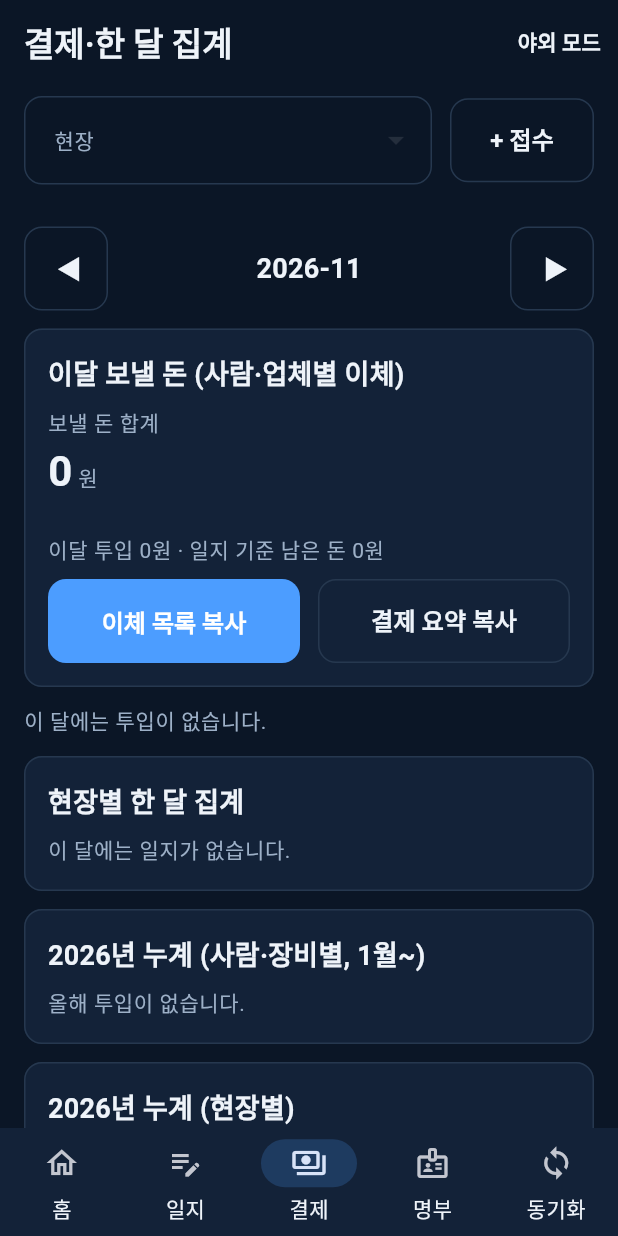
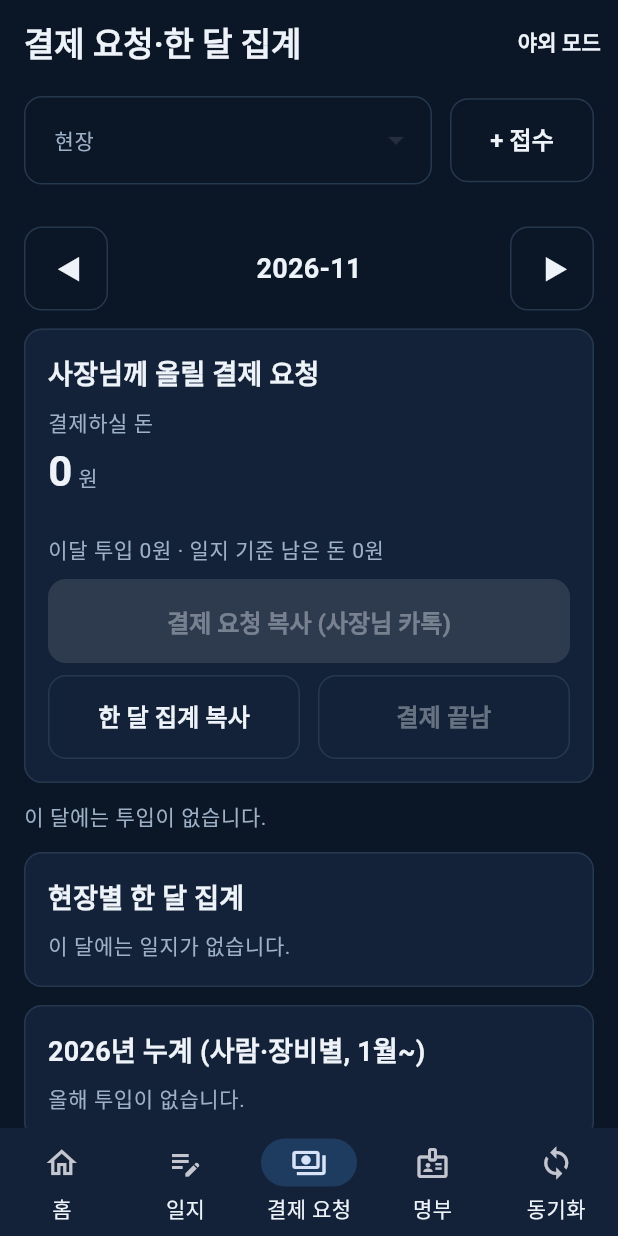
Before and after one commit to pazi007-dotcom/Hwang, a Flutter app: the screen it shows after launch, item 3 of the bottom bar chosen, on a phone screen of 412 x 824 dp. Run offline on Flutter 3.47's test engine with Material 3 defaults, Android fonts, the phone set to English and light mode, and no system bars; our stand-ins replace material_ui, sqflite; accounts and stored records are empty; Roboto replaces fonts that are missing (Pretendard).

Commit message:
결제 탭 → 사장님께 올리는 결제 요청: 요청 복사·기록, 결제 끝남 한 번에 기록, 메일 본문 결제 요청
Co-Authored-By: Claude Opus 5.5 <noreply@anthropic.com>
Claude-Session: https://claude.ai/code/session_01U9mv35gL7VPiarxY6m4wW2

```diff
--- a/온새_진성현장앱/app/lib/main.dart
+++ b/온새_진성현장앱/app/lib/main.dart
@@ -61,7 +61,7 @@ class _ShellState extends State<Shell> {
   List<Rec> sites = [];
   int version = 0; // 자료가 바뀌면 올려서 화면을 다시 그린다
 
-  static const titles = ['오늘 현장 보기', '오늘 일지 쓰기', '결제·한 달 집계', '작업자·장비 명부', '집 PC와 맞추기'];
+  static const titles = ['오늘 현장 보기', '오늘 일지 쓰기', '결제 요청·한 달 집계', '작업자·장비 명부', '집 PC와 맞추기'];
 
   @override
   void initState() {
@@ -191,7 +191,7 @@ class _ShellState extends State<Shell> {
         destinations: const [
           NavigationDestination(icon: Icon(Icons.home_outlined), label: '홈'),
           NavigationDestination(icon: Icon(Icons.edit_note_outlined), label: '일지'),
-          NavigationDestination(icon: Icon(Icons.payments_outlined), label: '결제'),
+          NavigationDestination(icon: Icon(Icons.payments_outlined), label: '결제 요청'),
           NavigationDestination(icon: Icon(Icons.badge_outlined), label: '명부'),
           NavigationDestination(icon: Icon(Icons.sync_outlined), label: '동기화'),
         ],
@@ -1076,6 +1076,7 @@ class _PayPageState extends State<PayPage> {
   Future<Map<String, dynamic>> _load() async => {
         'pay': await s.monthPayments(month),
         'payouts': await s.monthPayouts(month),
+        'req': await s.lastPayRequest(month),
         'sites': await s.monthSites(month),
         'locked': await s.isLocked(month),
         'year': await s.yearByPayee(month.substring(0, 4)),
@@ -1112,7 +1113,7 @@ class _PayPageState extends State<PayPage> {
   }
 
   Future<void> _pay(PayeeTotal p) async {
-    final a = await askText(context, '${p.name} 지급 기록', '지급한 금액 (원)', initial: '${p.balance}');
+    final a = await askText(context, '${p.name} 일부 지급 (사장님이 보낸 금액)', '보낸 금액 (원)', initial: '${p.balance}');
     if (a == null) return;
     try {
       await s.recordPayment(p.payeeId, month, a, workDateOf(DateTime.now()));
@@ -1123,27 +1124,23 @@ class _PayPageState extends State<PayPage> {
     }
   }
 
-  Future<void> _sent(Payout o) async {
+  Future<void> _allPaid(int sum) async {
     final ok = await showDialog<bool>(
       context: context,
       builder: (ctx) => AlertDialog(
-        title: Text('${o.name}에게 ${wonText(o.transfer)}원 보냄'),
-        content: Text('${o.accountText}\n${o.breakdown}'),
+        title: const Text('사장님이 결제를 마치셨나요?'),
+        content: Text('남은 ${wonText(sum)}원을 전부 지급된 것으로 기록합니다.\n(뗀 세금·부가세도 함께 기록, 다음 달 이월 0)'),
         actions: [
-          TextButton(onPressed: () => Navigator.pop(ctx, false), child: const Text('아니요')),
-          FilledButton(onPressed: () => Navigator.pop(ctx, true), child: const Text('보냈음')),
+          TextButton(onPressed: () => Navigator.pop(ctx, false), child: const Text('아직')),
+          FilledButton(onPressed: () => Navigator.pop(ctx, true), child: const Text('결제 끝남')),
         ],
       ),
     );
     if (ok != true) return;
-    try {
-      await s.recordPayout(o, month, workDateOf(DateTime.now()));
-      setState(() => refresh++);
-      await widget.onChanged();
-      if (mounted) showMessage(context, '${o.name} ${wonText(o.transfer)}원 보낸 것으로 기록했습니다.');
-    } on StoreError catch (e) {
-      if (mounted) showMessage(context, e.message);
-    }
+    final n = await s.markAllPaid(month, workDateOf(DateTime.now()));
+    setState(() => refresh++);
+    await widget.onChanged();
+    if (mounted) showMessage(context, '$n건을 지급 완료로 기록했습니다.');
   }
 
   Future<void> _account(Payout o) async {
@@ -1153,9 +1150,17 @@ class _PayPageState extends State<PayPage> {
     }
   }
 
-  Future<void> _copyPayout() async {
-    await Clipboard.setData(ClipboardData(text: await s.payoutText(month)));
-    if (mounted) showMessage(context, '이체 목록을 복사했습니다.');
+  Future<void> _request() async {
+    try {
+      final text = await s.payoutText(month);
+      await s.markPayRequested(month); // 복사가 안 되는 폰이어도 요청 기록은 남는다
+      await Clipboard.setData(ClipboardData(text: text));
+      setState(() => refresh++);
+      await widget.onChanged();
+      if (mounted) showMessage(context, '결제 요청을 복사했습니다. 사장님 카톡에 붙여 넣으세요.');
+    } on StoreError catch (e) {
+      if (mounted) showMessage(context, e.message);
+    }
   }
 
   Future<void> _copy() async {
@@ -1187,6 +1192,7 @@ class _PayPageState extends State<PayPage> {
         }
         final sendSum = payouts.fold<int>(0, (a, o) => a + (o.transfer > 0 ? o.transfer : 0));
         final noAccount = payouts.where((o) => o.transfer > 0 && !o.hasAccount).length;
+        final req = snap.data!['req'] as PayRequest?;
         return ListView(padding: const EdgeInsets.all(Tokens.pad), children: [
           Row2(children: [
             SizedBox(width: 56, child: OutlinedButton(onPressed: () => setState(() => month = monthShift(month, -1)), child: const Text('◀'))),
@@ -1194,8 +1200,8 @@ class _PayPageState extends State<PayPage> {
             SizedBox(width: 56, child: OutlinedButton(onPressed: () => setState(() => month = monthShift(month, 1)), child: const Text('▶'))),
           ]),
           const SizedBox(height: Tokens.gap),
-          Section(title: '이달 보낼 돈 (사람·업체별 이체)', children: [
-            bigNumber(context, '보낼 돈 합계', wonText(sendSum), '원', t),
+          Section(title: '사장님께 올릴 결제 요청', children: [
+            bigNumber(context, '결제하실 돈', wonText(sendSum), '원', t),
             Text(
                 [
                   for (final g in groups.keys)
@@ -1205,10 +1211,29 @@ class _PayPageState extends State<PayPage> {
                 ].join(' · '),
                 style: Theme.of(context).textTheme.bodySmall),
             Text('이달 투입 ${wonText(total)}원 · 일지 기준 남은 돈 ${wonText(due)}원', style: Theme.of(context).textTheme.bodySmall),
+            if (req != null)
+              Text(
+                  sendSum == 0
+                      ? '${req.date.substring(5)} 요청 ${wonText(req.amount)}원 → 결제 끝남'
+                      : req.amount == sendSum
+                          ? '${req.date.substring(5)} 요청 올림 · ${wonText(req.amount)}원 · 사장님 결제 기다림'
+                          : '${req.date.substring(5)} 요청 올림 ${wonText(req.amount)}원 → 지금 ${wonText(sendSum)}원 (바뀜, 다시 올려 주세요)',
+                  style: TextStyle(color: sendSum == 0 || req.amount == sendSum ? t.sub : t.warn)),
+            if (noAccount > 0)
+              Text('계좌 없는 사람은 아래에서 「계좌 넣기」로 먼저 넣어 주세요.', style: TextStyle(color: t.warn)),
+            const SizedBox(height: 8),
+            FilledButton(
+                key: const ValueKey('pay_request'),
+                onPressed: sendSum > 0 ? _request : null,
+                child: Text(req == null ? '결제 요청 복사 (사장님 카톡)' : '결제 요청 다시 복사')),
             const SizedBox(height: 8),
             Row2(children: [
-              Expanded(child: FilledButton(onPressed: _copyPayout, child: const Text('이체 목록 복사'))),
-              Expanded(child: OutlinedButton(onPressed: _copy, child: const Text('결제 요약 복사'))),
+              Expanded(child: OutlinedButton(onPressed: _copy, child: const Text('한 달 집계 복사'))),
+              Expanded(
+                  child: OutlinedButton(
+                      key: const ValueKey('all_paid'),
+                      onPressed: req != null && sendSum > 0 ? () => _allPaid(sendSum) : null,
+                      child: const Text('결제 끝남'))),
             ]),
           ]),
           if (payouts.isEmpty) ...[
@@ -1241,8 +1266,7 @@ class _PayPageState extends State<PayPage> {
                 ),
                 Row(mainAxisAlignment: MainAxisAlignment.end, children: [
                   TextButton(onPressed: () => _account(o), child: Text(o.hasAccount ? '계좌·방식' : '계좌 넣기')),
-                  if (o.transfer > 0) TextButton(key: ValueKey('sent_${o.name}'), onPressed: () => _sent(o), child: const Text('보냈음')),
-                  TextButton(onPressed: () => _pay(o.p), child: const Text('일부만')),
+                  if (o.transfer > 0) TextButton(onPressed: () => _pay(o.p), child: const Text('일부만 지급됨')),
                 ]),
                 const Divider(height: 1),
               ],
--- a/온새_진성현장앱/app/lib/payout.dart
+++ b/온새_진성현장앱/app/lib/payout.dart
@@ -51,7 +51,7 @@ class Payout {
         if (localTax > 0) '지방세 −${wonFmt(localTax)}',
         if (vat > 0) '부가세 +${wonFmt(vat)}',
         if (p.carry != 0) '이월 ${wonFmt(p.carry)}',
-        if (p.paid != 0) '보냄 −${wonFmt(p.paid)}',
+        if (p.paid != 0) '지급됨 −${wonFmt(p.paid)}',
       ].join(' · ');
 }
 
@@ -126,9 +126,11 @@ extension Payouts on Store {
   /// 은행 이체·카톡용 목록.
   Future<String> payoutText(String month) async {
     final list = (await monthPayouts(month)).where((o) => o.transfer > 0).toList();
-    final b = StringBuffer('[진성건설] ${month.substring(0, 4)}년 ${int.parse(month.substring(5))}월 이체 목록\n');
+    final b = StringBuffer('[결제 요청] 진성건설 ${month.substring(0, 4)}년 ${int.parse(month.substring(5))}월 · 현장소장 → 사장님\n');
     final sum = list.fold<int>(0, (a, o) => a + o.transfer);
-    b.writeln('${list.length}건 · 보낼 돈 ${wonFmt(sum)}원');
+    b.writeln('${list.length}건 · 결제하실 돈 ${wonFmt(sum)}원');
+    final noAcc = list.where((o) => !o.hasAccount).map((o) => o.name).toList();
+    if (noAcc.isNotEmpty) b.writeln('※ 계좌 확인 필요: ${noAcc.join(', ')}');
     for (final g in ['작업자', '장비', '자재·외주']) {
       final gl = list.where((o) => o.group == g).toList();
       if (gl.isEmpty) continue;
@@ -145,6 +147,46 @@ extension Payouts on Store {
       b.writeln('뗀 세금 ${wonFmt(tax)}원 (소득세 ${wonFmt(list.fold<int>(0, (a, o) => a + o.incomeTax))} · '
           '지방소득세 ${wonFmt(list.fold<int>(0, (a, o) => a + o.localTax))}) → 다음 달 10일까지 신고·납부');
     }
+    b.writeln();
+    b.writeln('근거: 사람별 출역표·일지 (월말보고 Excel 「이체목록」「출역표」 시트)');
     return b.toString().trimRight();
   }
 }
+
+/// 결제 요청(현장소장 → 사장님). 결제는 사장님이 하고, 앱은 올린 날·금액만 남긴다.
+class PayRequest {
+  PayRequest(this.row);
+  final Rec row;
+  String get date => (row['requested_at'] as String).substring(0, 10);
+  int get amount => row['amount'] as int;
+  int get count => row['payee_count'] as int;
+}
+
+extension PayRequests on Store {
+  Future<PayRequest?> lastPayRequest(String month) async {
+    final rows = (await db.all('pay_request')).where((r) => r['month'] == month).toList()
+      ..sort((a, b) => (a['requested_at'] as String).compareTo(b['requested_at'] as String));
+    return rows.isEmpty ? null : PayRequest(rows.last);
+  }
+
+  /// 결제 요청을 올렸다고 남긴다(금액·건수는 그때 값).
+  Future<String> markPayRequested(String month) async {
+    final list = (await monthPayouts(month)).where((o) => o.transfer > 0).toList();
+    if (list.isEmpty) throw StoreError('결제할 돈이 없습니다.');
+    return insert('pay_request', {
+      'month': month, 'amount': list.fold<int>(0, (a, o) => a + o.transfer), 'payee_count': list.length,
+      'requested_at': now(),
+    });
+  }
+
+  /// 사장님이 결제를 마쳤다고 알려 오면: 남은 건 전부 지급으로 기록(세금·부가세 포함). 몇 건 기록했는지 돌려줌.
+  Future<int> markAllPaid(String month, String paidDate) async {
+    var n = 0;
+    for (final o in await monthPayouts(month)) {
+      if (o.transfer <= 0) continue;
+      await recordPayout(o, month, paidDate);
+      n++;
+    }
+    return n;
+  }
+}
```
Also changed, not shown: 온새_진성현장앱/docs/emulation/pay_request/r03.png (added), 온새_진성현장앱/docs/emulation/pay_request/r04.png (added), 온새_진성현장앱/docs/emulation/pay_request/r05.png (added), 온새_진성현장앱/docs/emulation/pay_request/r06.png (added), 온새_진성현장앱/docs/emulation/payout/r02.png (deleted), 온새_진성현장앱/docs/emulation/payout/r03.png (deleted), 온새_진성현장앱/docs/emulation/payout/r05.png (deleted), 온새_진성현장앱/docs/emulation/payout/r06.png (deleted), 온새_진성현장앱/docs/emulation/payout/r08.png (deleted), 8 other files.
